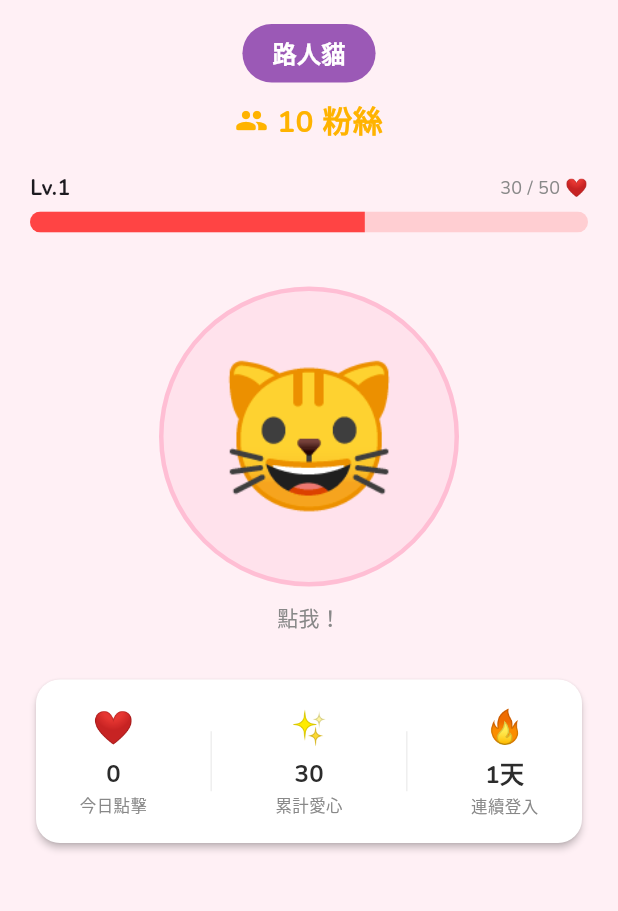
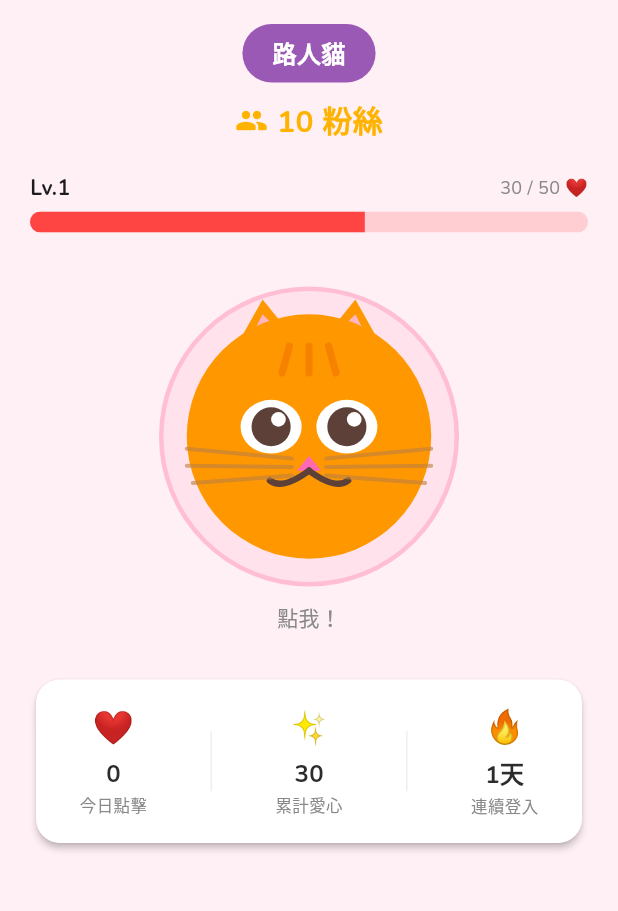
Before and after one commit to susamin/nunuya-star-academy, a Flutter app: the screen it shows after launch, after a tap on "領取", on a phone screen of 412 x 824 dp, the part 84-995 px from its top. Run offline on Flutter 3.47's test engine with Material 3 defaults, Android fonts, the phone set to English and light mode, and no system bars; our stand-ins replace flutter_riverpod, google_fonts, hive_flutter; accounts and stored records are empty.

Commit message:
feat: Android release signing, Nunu vector art, privacy policy page
- Add Android release signing config (key.properties + build.gradle.kts)
- Replace emoji cat with NunuPainter CustomPainter vector art
- Add url_launcher for privacy policy link in settings
- Add docs/ with GitHub Pages landing + bilingual privacy policy
- Add https query intent to AndroidManifest for url_launcher
- Exclude key.jks and key.properties from git via .gitignore

Co-Authored-By: Claude Sonnet 4.6 <noreply@anthropic.com>

```diff
--- a/lib/pages/settings_page.dart
+++ b/lib/pages/settings_page.dart
@@ -1,10 +1,25 @@
 import 'package:flutter/material.dart';
 import 'package:flutter_riverpod/flutter_riverpod.dart';
+import 'package:url_launcher/url_launcher.dart';
 import '../constants/app_strings.dart';
 import '../providers/game_provider.dart';
 
 class SettingsPage extends ConsumerWidget {
   const SettingsPage({super.key});
+
+  static const _privacyPolicyUrl =
+      'https://susamin.github.io/nunuya-star-academy/privacy_policy.html';
+
+  Future<void> _launchPrivacyPolicy(BuildContext context) async {
+    final uri = Uri.parse(_privacyPolicyUrl);
+    if (!await launchUrl(uri, mode: LaunchMode.externalApplication)) {
+      if (context.mounted) {
+        ScaffoldMessenger.of(context).showSnackBar(
+          const SnackBar(content: Text('無法開啟隱私政策頁面')),
+        );
+      }
+    }
+  }
 
   @override
   Widget build(BuildContext context, WidgetRef ref) {
@@ -26,9 +41,7 @@ class SettingsPage extends ConsumerWidget {
             leading: const Icon(Icons.privacy_tip_outlined),
             title: const Text(AppStrings.privacyPolicy),
             trailing: const Icon(Icons.open_in_new, size: 16),
-            onTap: () {
-              // TODO: launch privacy policy URL before App Store submission
-            },
+            onTap: () => _launchPrivacyPolicy(context),
           ),
           const Divider(),
           ListTile(
--- a/lib/widgets/cat_widget.dart
+++ b/lib/widgets/cat_widget.dart
@@ -1,5 +1,6 @@
 import 'package:flutter/material.dart';
 import '../constants/app_colors.dart';
+import 'nunu_painter.dart';
 
 class CatWidget extends StatefulWidget {
   final VoidCallback onTap;
@@ -55,11 +56,9 @@ class _CatWidgetState extends State<CatWidget>
               width: 3,
             ),
           ),
-          child: const Center(
-            child: Text(
-              '🐱',
-              style: TextStyle(fontSize: 96),
-            ),
+          child: CustomPaint(
+            painter: NunuPainter(),
+            size: const Size(200, 200),
           ),
         ),
       ),
--- /dev/null
+++ b/lib/widgets/nunu_painter.dart
@@ -0,0 +1,140 @@
+import 'package:flutter/material.dart';
+
+class NunuPainter extends CustomPainter {
+  @override
+  void paint(Canvas canvas, Size size) {
+    final w = size.width;
+    final h = size.height;
+    final cx = w / 2;
+    final cy = h / 2;
+    final r = w * 0.42;
+
+    // Colors
+    const orange = Color(0xFFFF9800);
+    const stripeColor = Color(0x50E65100);
+    const pink = Color(0xFFFFB6C1);
+    const darkBrown = Color(0xFF5D4037);
+    const whiskerColor = Color(0xA0BF8040);
+
+    final bodyPaint = Paint()..color = orange;
+    final earPaint = Paint()..color = orange;
+    final innerEarPaint = Paint()..color = pink;
+
+    // Ears (drawn behind face)
+    final leftEar = Path()
+      ..moveTo(cx - r * 0.7, cy - r * 0.55)
+      ..lineTo(cx - r * 0.38, cy - r * 1.12)
+      ..lineTo(cx - r * 0.02, cy - r * 0.68)
+      ..close();
+    canvas.drawPath(leftEar, earPaint);
+
+    final rightEar = Path()
+      ..moveTo(cx + r * 0.7, cy - r * 0.55)
+      ..lineTo(cx + r * 0.38, cy - r * 1.12)
+      ..lineTo(cx + r * 0.02, cy - r * 0.68)
+      ..close();
+    canvas.drawPath(rightEar, earPaint);
+
+    // Inner ears
+    final leftInner = Path()
+      ..moveTo(cx - r * 0.58, cy - r * 0.60)
+      ..lineTo(cx - r * 0.38, cy - r * 1.00)
+      ..lineTo(cx - r * 0.10, cy - r * 0.72)
+      ..close();
+    canvas.drawPath(leftInner, innerEarPaint);
+
+    final rightInner = Path()
+      ..moveTo(cx + r * 0.58, cy - r * 0.60)
+      ..lineTo(cx + r * 0.38, cy - r * 1.00)
+      ..lineTo(cx + r * 0.10, cy - r * 0.72)
+      ..close();
+    canvas.drawPath(rightInner, innerEarPaint);
+
+    // Face circle
+    canvas.drawCircle(Offset(cx, cy), r, bodyPaint);
+
+    // Forehead stripes
+    final stripePaint = Paint()
+      ..color = stripeColor
+      ..strokeWidth = w * 0.025
+      ..strokeCap = StrokeCap.round
+      ..style = PaintingStyle.stroke;
+    for (int i = -1; i <= 1; i++) {
+      canvas.drawLine(
+        Offset(cx + i * r * 0.22, cy - r * 0.52),
+        Offset(cx + i * r * 0.16, cy - r * 0.74),
+        stripePaint,
+      );
+    }
+
+    // Eye whites
+    final eyeWhite = Paint()..color = Colors.white;
+    canvas.drawOval(
+      Rect.fromCenter(
+        center: Offset(cx - r * 0.31, cy - r * 0.08),
+        width: r * 0.50,
+        height: r * 0.44,
+      ),
+      eyeWhite,
+    );
+    canvas.drawOval(
+      Rect.fromCenter(
+        center: Offset(cx + r * 0.31, cy - r * 0.08),
+        width: r * 0.50,
+        height: r * 0.44,
+      ),
+      eyeWhite,
+    );
+
+    // Pupils
+    final pupilPaint = Paint()..color = darkBrown;
+    canvas.drawCircle(Offset(cx - r * 0.31, cy - r * 0.08), r * 0.16, pupilPaint);
+    canvas.drawCircle(Offset(cx + r * 0.31, cy - r * 0.08), r * 0.16, pupilPaint);
+
+    // Eye shine
+    final shinePaint = Paint()..color = Colors.white;
+    canvas.drawCircle(Offset(cx - r * 0.25, cy - r * 0.14), r * 0.06, shinePaint);
+    canvas.drawCircle(Offset(cx + r * 0.37, cy - r * 0.14), r * 0.06, shinePaint);
+
+    // Nose
+    final nosePaint = Paint()..color = const Color(0xFFFF69B4);
+    final nose = Path()
+      ..moveTo(cx, cy + r * 0.16)
+      ..lineTo(cx - r * 0.10, cy + r * 0.28)
+      ..lineTo(cx + r * 0.10, cy + r * 0.28)
+      ..close();
+    canvas.drawPath(nose, nosePaint);
+
+    // Mouth
+    final mouthPaint = Paint()
+      ..color = darkBrown
+      ..style = PaintingStyle.stroke
+      ..strokeWidth = w * 0.022
+      ..strokeCap = StrokeCap.round;
+    final leftMouth = Path()
+      ..moveTo(cx, cy + r * 0.28)
+      ..quadraticBezierTo(cx - r * 0.22, cy + r * 0.44, cx - r * 0.32, cy + r * 0.36);
+    canvas.drawPath(leftMouth, mouthPaint);
+    final rightMouth = Path()
+      ..moveTo(cx, cy + r * 0.28)
+      ..quadraticBezierTo(cx + r * 0.22, cy + r * 0.44, cx + r * 0.32, cy + r * 0.36);
+    canvas.drawPath(rightMouth, mouthPaint);
+
+    // Whiskers
+    final whiskerPaint = Paint()
+      ..color = whiskerColor
+      ..strokeWidth = w * 0.014
+      ..strokeCap = StrokeCap.round;
+    // Left
+    canvas.drawLine(Offset(cx - r * 1.0, cy + r * 0.10), Offset(cx - r * 0.14, cy + r * 0.18), whiskerPaint);
+    canvas.drawLine(Offset(cx - r * 1.0, cy + r * 0.24), Offset(cx - r * 0.14, cy + r * 0.25), whiskerPaint);
+    canvas.drawLine(Offset(cx - r * 0.95, cy + r * 0.38), Offset(cx - r * 0.14, cy + r * 0.32), whiskerPaint);
+    // Right
+    canvas.drawLine(Offset(cx + r * 1.0, cy + r * 0.10), Offset(cx + r * 0.14, cy + r * 0.18), whiskerPaint);
+    canvas.drawLine(Offset(cx + r * 1.0, cy + r * 0.24), Offset(cx + r * 0.14, cy + r * 0.25), whiskerPaint);
+    canvas.drawLine(Offset(cx + r * 0.95, cy + r * 0.38), Offset(cx + r * 0.14, cy + r * 0.32), whiskerPaint);
+  }
+
+  @override
+  bool shouldRepaint(covariant CustomPainter oldDelegate) => false;
+}
--- a/pubspec.yaml
+++ b/pubspec.yaml
@@ -13,6 +13,7 @@ dependencies:
   flutter_riverpod: ^2.6.1
   hive_flutter: ^1.1.0
   google_fonts: ^6.2.0
+  url_launcher: ^6.3.1
 
 dev_dependencies:
   flutter_test:
```
Also changed, not shown: pubspec.lock, 10 other files.
